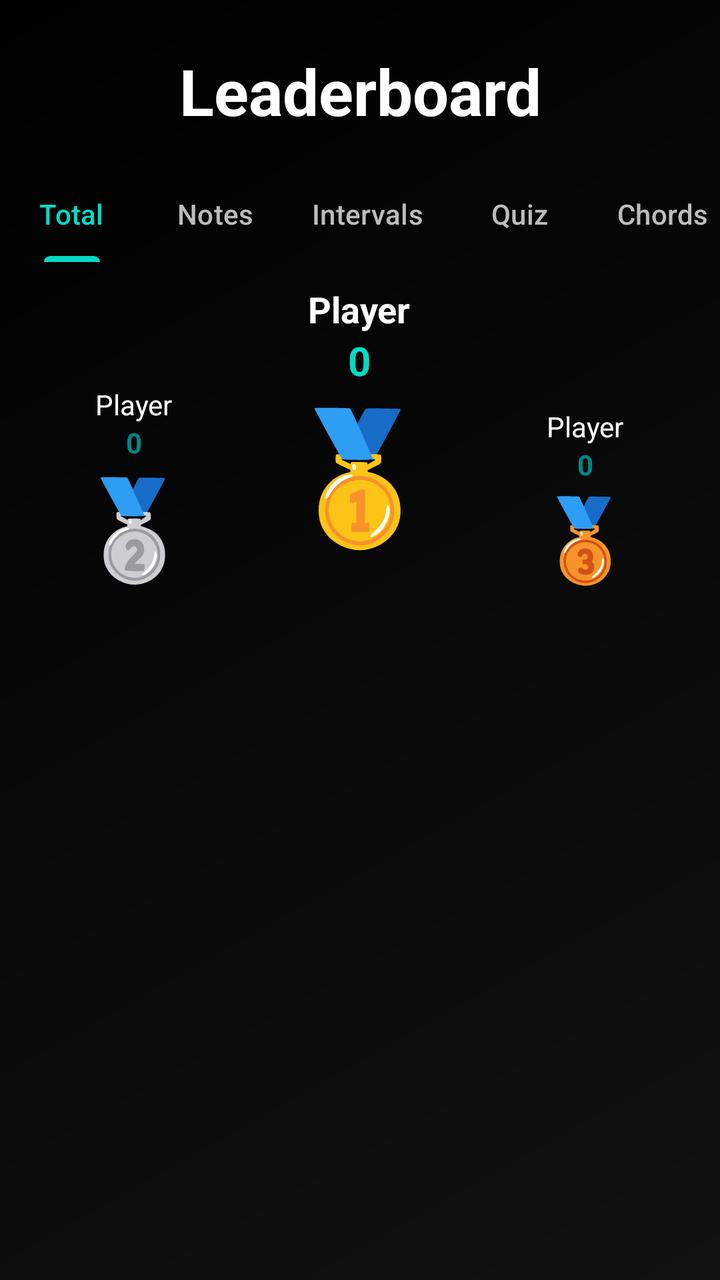
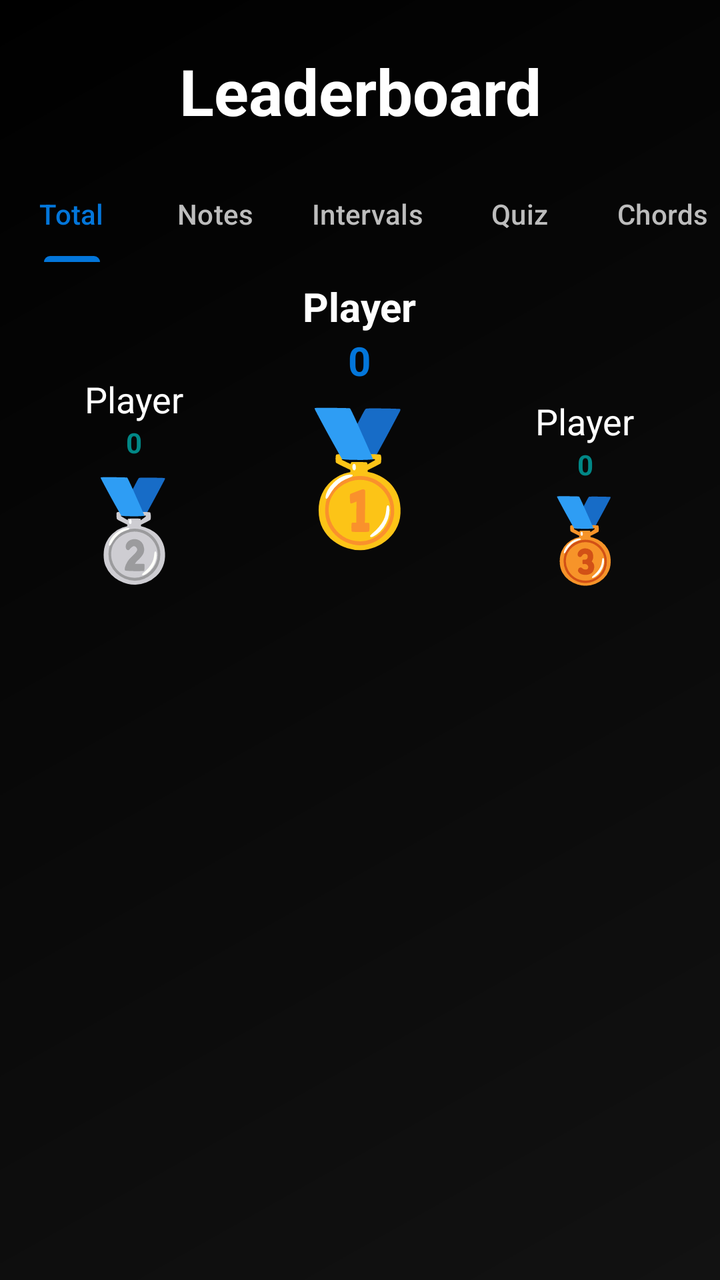

Compare the two renders of this Android layout. The source of the first and the diff that turns it into the second are given below.
<!-- AndroidManifest.xml: application theme Theme.GeffenFinalProject -->
<!-- res/layout/activity_user_leaderboard.xml -->
<?xml version="1.0" encoding="utf-8"?>
<androidx.constraintlayout.widget.ConstraintLayout xmlns:android="http://schemas.android.com/apk/res/android"
    xmlns:app="http://schemas.android.com/apk/res-auto"
    xmlns:tools="http://schemas.android.com/tools"
    android:id="@+id/main"
    android:layout_width="match_parent"
    android:layout_height="match_parent"
    android:background="@drawable/main_gradient"
    tools:context=".user_leaderboard">

    <LinearLayout
        android:layout_width="match_parent"
        android:layout_height="match_parent"
        android:orientation="vertical">

        <TextView
            android:layout_width="match_parent"
            android:layout_height="wrap_content"
            android:layout_marginTop="24dp"
            android:layout_marginBottom="16dp"
            android:text="Leaderboard"
            android:textSize="32sp"
            android:textStyle="bold"
            android:textColor="@color/white"
            android:gravity="center" />

        <com.google.android.material.tabs.TabLayout
            android:id="@+id/tl_leaderboard"
            android:layout_width="match_parent"
            android:layout_height="wrap_content"
            android:background="@color/transparent"
            app:tabTextColor="#BDBDBD"
            app:tabSelectedTextColor="@color/secondary"
            app:tabIndicatorColor="@color/secondary"
            app:tabMode="scrollable">

            <com.google.android.material.tabs.TabItem
                android:layout_width="wrap_content"
                android:layout_height="wrap_content"
                android:text="Total" />

            <com.google.android.material.tabs.TabItem
                android:layout_width="wrap_content"
                android:layout_height="wrap_content"
                android:text="Notes" />

            <com.google.android.material.tabs.TabItem
                android:layout_width="wrap_content"
                android:layout_height="wrap_content"
                android:text="Intervals" />

            <com.google.android.material.tabs.TabItem
                android:layout_width="wrap_content"
                android:layout_height="wrap_content"
                android:text="Quiz" />

            <com.google.android.material.tabs.TabItem
                android:layout_width="wrap_content"
                android:layout_height="wrap_content"
                android:text="Chords" />

            <com.google.android.material.tabs.TabItem
                android:layout_width="wrap_content"
                android:layout_height="wrap_content"
                android:text="Complex Chords" />

        </com.google.android.material.tabs.TabLayout>

        <LinearLayout
            android:layout_width="match_parent"
            android:layout_height="180dp"
            android:orientation="horizontal"
            android:gravity="bottom"
            android:paddingBottom="16dp"
            android:paddingHorizontal="16dp">

            
            <LinearLayout
                android:layout_width="0dp"
                android:layout_height="wrap_content"
                android:layout_weight="1"
                android:orientation="vertical"
                android:gravity="center">
                <TextView
                    android:id="@+id/tv_second_name"
                    android:layout_width="wrap_content"
                    android:layout_height="wrap_content"
                    android:text="Player"
                    android:textColor="@color/white"
                    android:textSize="14sp"
                    android:ellipsize="end"
                    android:singleLine="true"/>
                <TextView
                    android:id="@+id/tv_second_score"
                    android:layout_width="wrap_content"
                    android:layout_height="wrap_content"
                    android:text="0"
                    android:textColor="@color/secondary_dark"
                    android:textStyle="bold"/>
                <TextView
                    android:layout_width="wrap_content"
                    android:layout_height="wrap_content"
                    android:text="🥈"
                    android:textSize="48sp"/>
            </LinearLayout>

            
            <LinearLayout
                android:layout_width="0dp"
                android:layout_height="wrap_content"
                android:layout_weight="1.2"
                android:orientation="vertical"
                android:gravity="center"
                android:layout_marginBottom="16dp">
                <TextView
                    android:id="@+id/tv_first_name"
                    android:layout_width="wrap_content"
                    android:layout_height="wrap_content"
                    android:text="Player"
                    android:textColor="@color/white"
                    android:textStyle="bold"
                    android:textSize="18sp"
                    android:ellipsize="end"
                    android:singleLine="true"/>
                <TextView
                    android:id="@+id/tv_first_score"
                    android:layout_width="wrap_content"
                    android:layout_height="wrap_content"
                    android:text="0"
                    android:textColor="@color/secondary"
                    android:textSize="20sp"
                    android:textStyle="bold"/>
                <TextView
                    android:layout_width="wrap_content"
                    android:layout_height="wrap_content"
                    android:text="🥇"
                    android:textSize="64sp"/>
            </LinearLayout>

            
            <LinearLayout
                android:layout_width="0dp"
                android:layout_height="wrap_content"
                android:layout_weight="1"
                android:orientation="vertical"
                android:gravity="center">
                <TextView
                    android:id="@+id/tv_third_name"
                    android:layout_width="wrap_content"
                    android:layout_height="wrap_content"
                    android:text="Player"
                    android:textColor="@color/white"
                    android:textSize="14sp"
                    android:ellipsize="end"
                    android:singleLine="true"/>
                <TextView
                    android:id="@+id/tv_third_score"
                    android:layout_width="wrap_content"
                    android:layout_height="wrap_content"
                    android:text="0"
                    android:textColor="@color/secondary_dark"
                    android:textStyle="bold"/>
                <TextView
                    android:layout_width="wrap_content"
                    android:layout_height="wrap_content"
                    android:text="🥉"
                    android:textSize="40sp"/>
            </LinearLayout>

        </LinearLayout>

        <androidx.recyclerview.widget.RecyclerView
            android:id="@+id/rv_leaderboard"
            android:layout_width="match_parent"
            android:layout_height="0dp"
            android:layout_weight="1"
            android:paddingHorizontal="8dp"
            tools:listitem="@layout/item_leaderboard"
            />

    </LinearLayout>

</androidx.constraintlayout.widget.ConstraintLayout>
<!-- res/layout/item_leaderboard.xml (included above) -->
<?xml version="1.0" encoding="utf-8"?>
<com.google.android.material.card.MaterialCardView xmlns:android="http://schemas.android.com/apk/res/android"
    xmlns:app="http://schemas.android.com/apk/res-auto"
    xmlns:tools="http://schemas.android.com/tools"
    android:layout_width="match_parent"
    android:layout_height="wrap_content"
    android:layout_marginHorizontal="12dp"
    android:layout_marginVertical="6dp"
    app:cardCornerRadius="16dp"
    app:cardElevation="4dp"
    app:cardBackgroundColor="#1AFFFFFF"
    app:strokeWidth="1dp"
    app:strokeColor="#33FFFFFF"
    android:clickable="true"
    android:focusable="true"
    android:foreground="?attr/selectableItemBackground">

    <LinearLayout
        android:layout_width="match_parent"
        android:layout_height="72dp"
        android:orientation="horizontal"
        android:gravity="center_vertical"
        android:paddingHorizontal="16dp">

        <TextView
            android:id="@+id/tv_rank"
            android:layout_width="48dp"
            android:layout_height="wrap_content"
            android:text="#1"
            android:textColor="@color/secondary"
            android:textSize="20sp"
            android:textStyle="bold"/>

        <TextView
            android:id="@+id/tv_username"
            android:layout_width="0dp"
            android:layout_height="wrap_content"
            android:layout_weight="1"
            android:text="Username"
            android:textColor="@color/white"
            android:textSize="18sp"
            android:layout_marginStart="8dp"/>

        <TextView
            android:id="@+id/tv_score"
            android:layout_width="wrap_content"
            android:layout_height="wrap_content"
            android:text="120"
            android:textColor="@color/white"
            android:textSize="20sp"
            android:textStyle="bold"/>

    </LinearLayout>

</com.google.android.material.card.MaterialCardView>
<!-- resources referenced by this layout -->
<resources>
  <color name="secondary">#03DAC6</color>
  <color name="secondary_dark">#018786</color>
  <color name="transparent">#00000000</color>
  <color name="white">#FFFFFFFF</color>
  <!-- drawable main_gradient (drawable) -->
  <?xml version="1.0" encoding="utf-8"?>
  <shape xmlns:android="http://schemas.android.com/apk/res/android"
      android:shape="rectangle">
      <gradient
          android:angle="135"
          android:endColor="@color/bg_end"
          android:startColor="@color/bg_start"
          android:type="linear" />
  </shape>
  <style name="Theme.GeffenFinalProject" parent="Base.Theme.GeffenFinalProject" />
  <color name="bg_end">#000000</color>
  <color name="bg_start">#121212</color>
  <style name="Base.Theme.GeffenFinalProject" parent="Theme.Material3.DayNight.NoActionBar">
          
          
      </style>
</resources>

<!-- the commit's change to res/layout/activity_user_leaderboard.xml (unified diff, before → after) -->
@@ -87,7 +87,7 @@
                     android:layout_height="wrap_content"
                     android:text="Player"
                     android:textColor="@color/white"
-                    android:textSize="14sp"
+                    android:textSize="18dp"
                     android:ellipsize="end"
                     android:singleLine="true"/>
                 <TextView
@@ -119,7 +119,7 @@
                     android:text="Player"
                     android:textColor="@color/white"
                     android:textStyle="bold"
-                    android:textSize="18sp"
+                    android:textSize="20dp"
                     android:ellipsize="end"
                     android:singleLine="true"/>
                 <TextView
@@ -150,7 +150,7 @@
                     android:layout_height="wrap_content"
                     android:text="Player"
                     android:textColor="@color/white"
-                    android:textSize="14sp"
+                    android:textSize="18dp"
                     android:ellipsize="end"
                     android:singleLine="true"/>
                 <TextView
<!-- resource entries referenced after the edit -->
@@ -1,6 +1,6 @@
 <!-- resources referenced by this layout -->
 <resources>
-  <color name="secondary">#03DAC6</color>
+  <color name="secondary">#0376DA</color>
   <color name="secondary_dark">#018786</color>
   <color name="transparent">#00000000</color>
   <color name="white">#FFFFFFFF</color>
